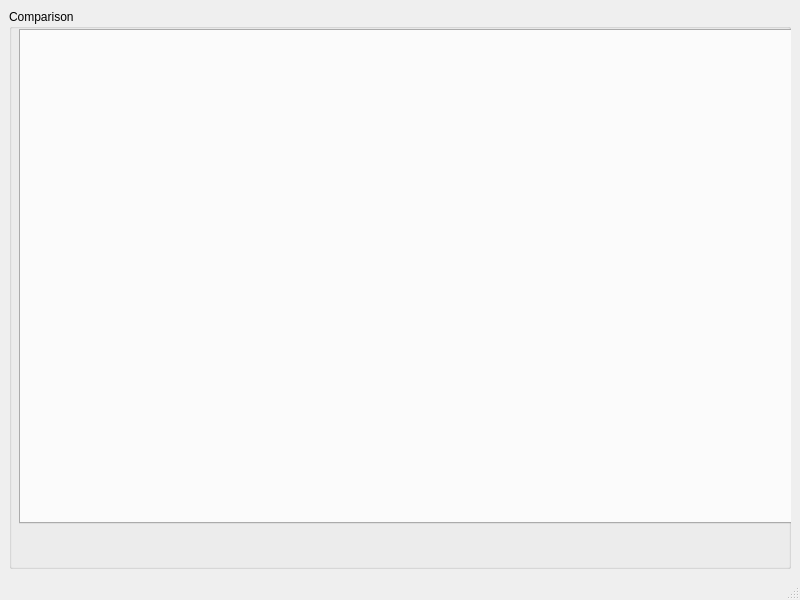
Before: the Qt Designer form mainwindow.ui in SeriousRedCat/sad-taxes, drawn with Qt 5.
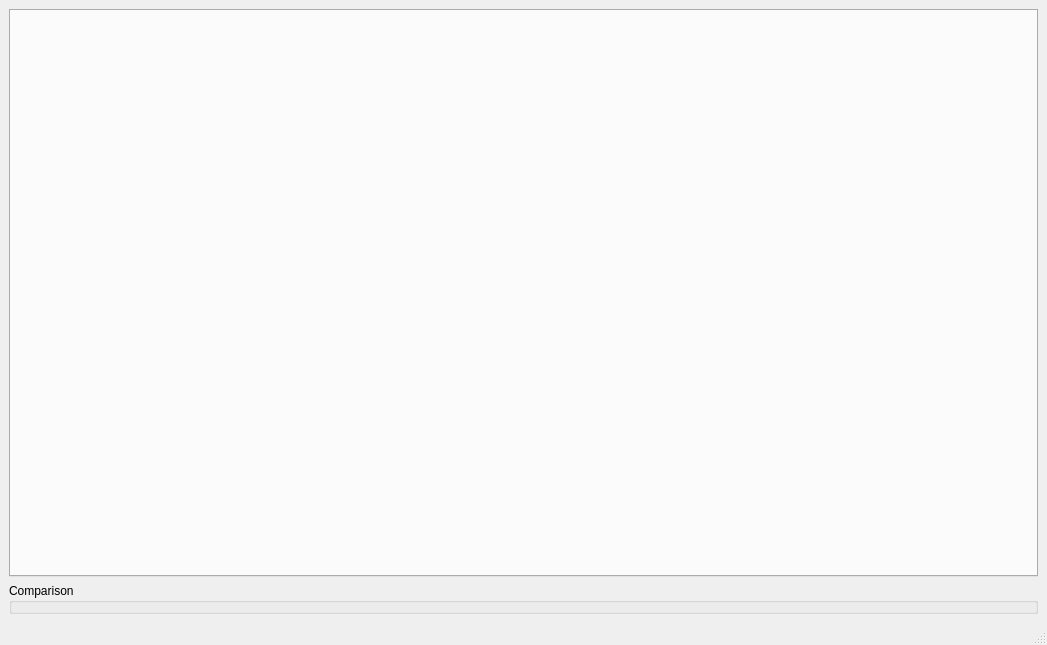
After: the same form once the commit is applied.

What changed in the file:
```diff
--- a/mainwindow.ui
+++ b/mainwindow.ui
@@ -6,8 +6,8 @@
    <rect>
     <x>0</x>
     <y>0</y>
-    <width>800</width>
-    <height>600</height>
+    <width>1047</width>
+    <height>645</height>
    </rect>
   </property>
   <property name="windowTitle">
@@ -15,24 +15,18 @@
   </property>
   <widget class="QWidget" name="centralwidget">
    <layout class="QVBoxLayout" name="verticalLayout">
+    <item>
+     <widget class="QTabWidget" name="yearlyTabs">
+      <property name="currentIndex">
+       <number>-1</number>
+      </property>
+     </widget>
+    </item>
     <item>
      <widget class="QGroupBox" name="groupBox">
       <property name="title">
        <string>Comparison</string>
       </property>
-      <widget class="QTabWidget" name="yearlyTabs">
-       <property name="geometry">
-        <rect>
-         <x>10</x>
-         <y>20</y>
-         <width>782</width>
-         <height>495</height>
-        </rect>
-       </property>
-       <property name="currentIndex">
-        <number>-1</number>
-       </property>
-      </widget>
      </widget>
     </item>
    </layout>
```
Left out of the diff: 2 changed lines with no effect on the pictures.
